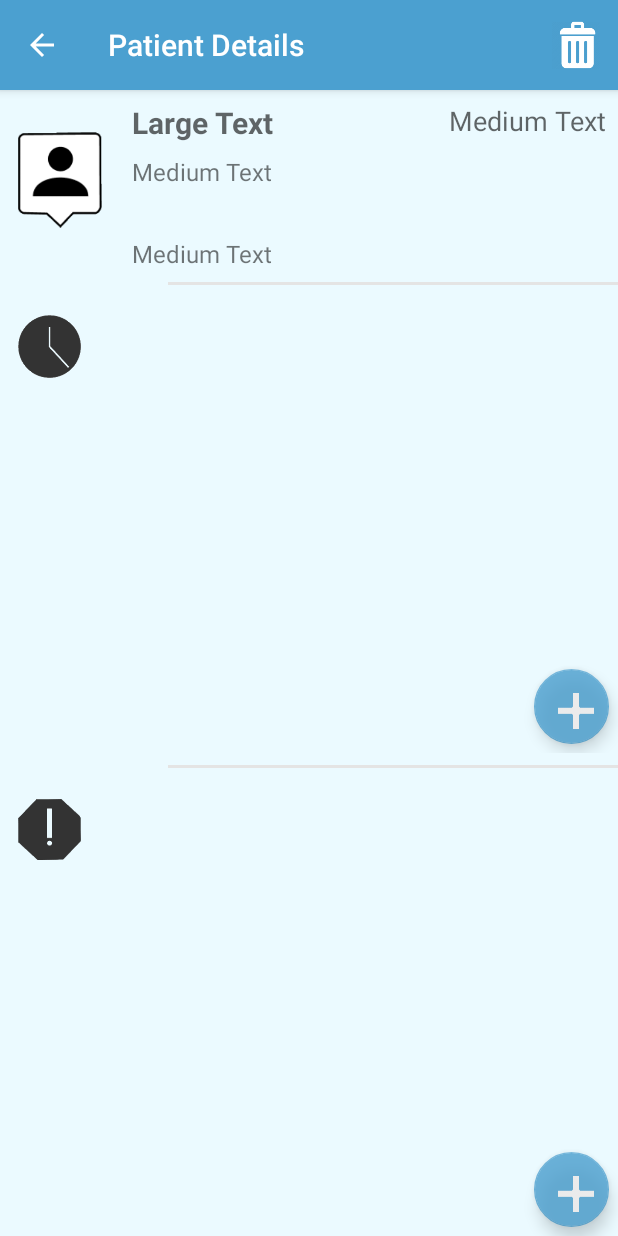
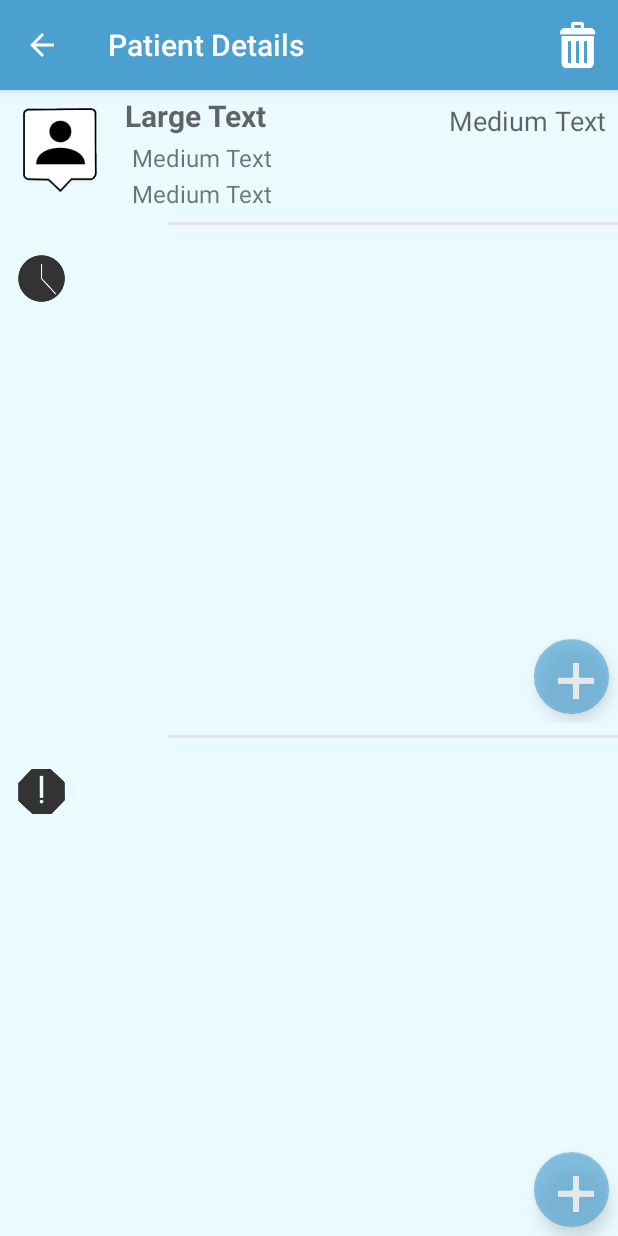
Before and after one commit to cs160-berkeley/Group-1-Project, an Android app: the PatientDetails screen opened directly, with no data from a screen before it, on a phone screen of 412 x 824 dp. Run offline under Robolectric (Android 15) with nearby library versions, the phone set to English and light mode, and no system bars; 9 statements that could not run were skipped.

Commit message:
UI changes done

```diff
--- a/mobile/src/main/res/layout/activity_patient_details.xml
+++ b/mobile/src/main/res/layout/activity_patient_details.xml
@@ -8,7 +8,7 @@
 
     <RelativeLayout
         android:layout_width="match_parent"
-        android:layout_height="120dp">
+        android:layout_height="80dp">
 
         <ImageView
             android:layout_width="80dp"
@@ -27,7 +27,7 @@
             android:id="@+id/textPatientDetailName"
             android:layout_alignParentTop="true"
             android:layout_toEndOf="@+id/imageView5"
-            android:padding="8dp"
+            android:padding="3dp"
             android:textStyle="bold"
             android:textSize="20dp"/>
 
@@ -41,7 +41,7 @@
             android:layout_alignParentEnd="true"
             android:layout_toEndOf="@+id/imageView5"
             android:paddingLeft="8dp"
-            android:paddingTop="8dp"
+            android:paddingTop="3dp"
             android:paddingRight="8dp"/>
 
         <TextView
@@ -82,8 +82,8 @@
         android:layout_weight="1">
 
         <ImageView
-            android:layout_width="66dp"
-            android:layout_height="66dp"
+            android:layout_width="55dp"
+            android:layout_height="55dp"
             android:id="@+id/imageView"
             android:layout_alignParentTop="true"
             android:layout_alignParentStart="true"
@@ -94,10 +94,10 @@
             android:layout_width="290dp"
             android:layout_height="wrap_content"
             android:id="@+id/listPatientSchedule"
+            android:scrollIndicators="right"
+            android:paddingRight="2dp"
             android:layout_alignParentTop="true"
-            android:scrollIndicators="right"
-            android:paddingRight="6dp"
-            android:layout_alignParentRight="true"/>
+            android:layout_toEndOf="@+id/imageView" />
 
         <android.support.design.widget.FloatingActionButton
             android:id="@+id/btnAddTask"
@@ -105,7 +105,7 @@
             android:layout_height="50dp"
             android:layout_gravity="bottom|end"
             android:src="@drawable/plus_icon"
-            android:alpha="0.8"
+            android:alpha="0.65"
             android:scaleType="fitXY"
             android:clickable="true"
             app:backgroundTint="@color/actionBarColor"
@@ -134,8 +134,8 @@
         android:layout_centerHorizontal="true">
 
         <ImageView
-            android:layout_width="66dp"
-            android:layout_height="66dp"
+            android:layout_width="55dp"
+            android:layout_height="55dp"
             android:id="@+id/imageView2"
             android:src="@drawable/status_icon"
             android:padding="12dp"
@@ -146,10 +146,10 @@
             android:layout_width="290dp"
             android:layout_height="wrap_content"
             android:id="@+id/listPatientStatus"
-            android:layout_alignParentTop="true"
             android:scrollIndicators="right"
             android:paddingRight="6dp"
-            android:layout_alignParentRight="true"/>
+            android:layout_alignParentTop="true"
+            android:layout_toEndOf="@+id/imageView2" />
 
         <android.support.design.widget.FloatingActionButton
             android:id="@+id/btnAddStatus"
@@ -158,7 +158,7 @@
             android:layout_gravity="bottom|end"
             android:src="@drawable/plus_icon"
             android:scaleType="fitXY"
-            android:alpha="0.8"
+            android:alpha="0.65"
             android:layout_alignParentBottom="true"
             android:layout_alignParentRight="true"
             android:layout_margin="6dp"
--- a/wear/src/main/java/twerktitans/medagenda/MainActivity.java
+++ b/wear/src/main/java/twerktitans/medagenda/MainActivity.java
@@ -27,7 +27,7 @@ public class MainActivity extends Activity {
         Intent intent = getIntent();
         Bundle extras = intent.getExtras();
         mTextView = (TextView) findViewById(R.id.intro_text);
-        String intro_text = "Welcome! \n Tap on patient or badge in  with phone to see tasks";
+        String intro_text = "Welcome! \n\n Tap on patient or badge in  \n with phone to see tasks";
         mTextView.setText(intro_text);
 
         if ((p == null && extras != null) || (p != null && extras != null)) {
--- a/wear/src/main/res/layout/round_activity_main.xml
+++ b/wear/src/main/res/layout/round_activity_main.xml
@@ -21,9 +21,9 @@
     <TextView
         android:id="@+id/intro_text"
         android:layout_width="match_parent"
-        android:layout_height="75dp"
+        android:layout_height="100dp"
         android:gravity="center"
-        android:layout_marginTop="32dp"
+        android:layout_marginTop="12dp"
         android:textColor="#000000"
         android:textSize="18dp"
         android:text="Welcome"/>
```
Also changed, not shown: wear/src/main/res/layout/activity_confirmation_activity.xml (+5 -5 lines), wear/src/main/res/layout/home_list_view.xml (+4 -3 lines).
